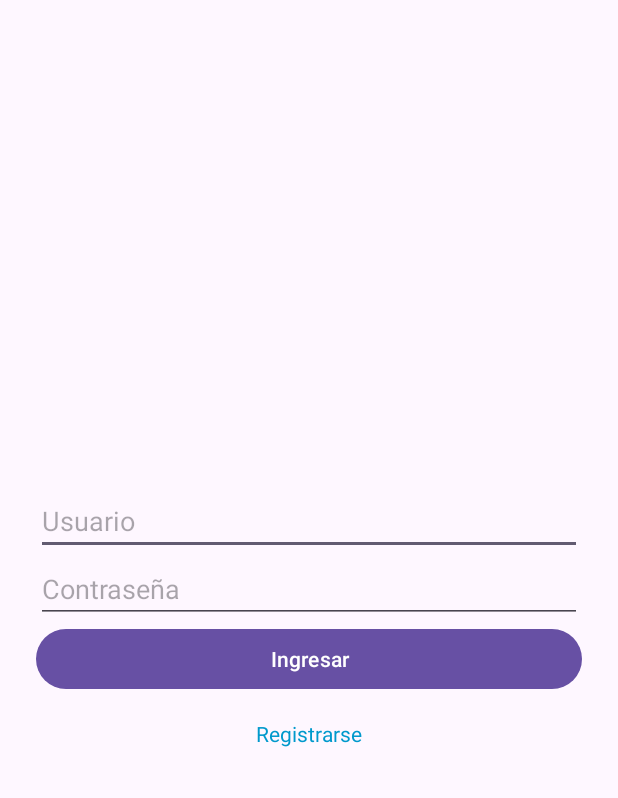
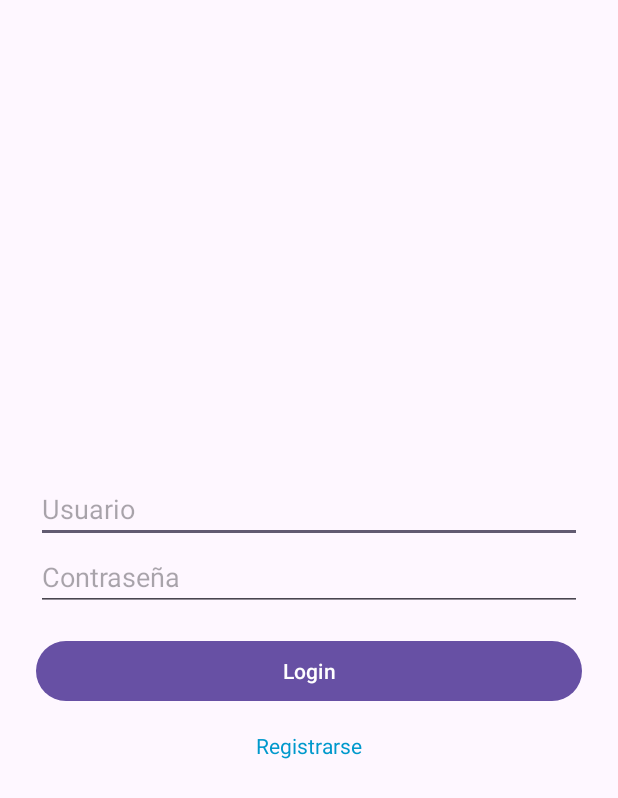
Before and after one commit to ariasuriel12/TPGrupoM, an Android app built with Jetpack Compose: the layout activity_login.xml on its own in the app's theme, with its tools: preview values and no code run, on a phone screen of 412 x 824 dp. Shown: the top 798 px of the screen. Run offline under Robolectric (Android 15) with nearby library versions, the phone set to English and light mode, and no system bars.

Commit message:
Implementa Login, Registro, Lista y Detalle funcional

```diff
--- a/app/src/main/java/com/example/climaapp/LoginActivity.kt
+++ b/app/src/main/java/com/example/climaapp/LoginActivity.kt
@@ -7,7 +7,6 @@ import android.widget.EditText
 import android.widget.TextView
 import android.widget.Toast
 import androidx.appcompat.app.AppCompatActivity
-import com.example.climaapp.RegistroActivity
 
 class LoginActivity : AppCompatActivity() {
     override fun onCreate(savedInstanceState: Bundle?) {
@@ -25,6 +24,7 @@ class LoginActivity : AppCompatActivity() {
 
             if (user == "admin" && pass == "1234") {
                 startActivity(Intent(this, ListaActivity::class.java))
+                finish()
             } else {
                 Toast.makeText(this, "Usuario o contraseña incorrectos", Toast.LENGTH_SHORT).show()
             }
--- a/app/src/main/res/layout/activity_login.xml
+++ b/app/src/main/res/layout/activity_login.xml
@@ -1,34 +1,36 @@
+<?xml version="1.0" encoding="utf-8"?>
 <LinearLayout xmlns:android="http://schemas.android.com/apk/res/android"
+android:layout_width="match_parent"
+android:layout_height="match_parent"
 android:orientation="vertical"
 android:padding="24dp"
-    android:gravity="center"
-    android:layout_width="match_parent"
-    android:layout_height="match_parent">
+android:gravity="center">
 
 <EditText
     android:id="@+id/etUser"
-        android:hint="Usuario"
     android:layout_width="match_parent"
-        android:layout_height="wrap_content"/>
+    android:layout_height="wrap_content"
+    android:hint="Usuario"/>
 
 <EditText
     android:id="@+id/etPass"
+    android:layout_width="match_parent"
+    android:layout_height="wrap_content"
     android:hint="Contraseña"
-        android:inputType="textPassword"
-        android:layout_width="match_parent"
-        android:layout_height="wrap_content"/>
+    android:inputType="textPassword"/>
 
 <Button
     android:id="@+id/btnLogin"
-        android:text="Ingresar"
     android:layout_width="match_parent"
-        android:layout_height="wrap_content"/>
+    android:layout_height="wrap_content"
+    android:text="Login"
+    android:layout_marginTop="16dp"/>
 
 <TextView
     android:id="@+id/txtRegister"
+    android:layout_width="wrap_content"
+    android:layout_height="wrap_content"
     android:text="Registrarse"
     android:textColor="@android:color/holo_blue_dark"
-        android:layout_marginTop="16dp"
-        android:layout_width="wrap_content"
-        android:layout_height="wrap_content"/>
+    android:layout_marginTop="16dp"/>
 </LinearLayout>
--- a/app/src/main/res/layout/activity_main.xml
+++ b/app/src/main/res/layout/activity_main.xml
@@ -1,5 +1,6 @@
 <?xml version="1.0" encoding="utf-8"?>
 <LinearLayout xmlns:android="http://schemas.android.com/apk/res/android"
+    android:id="@+id/main"
     android:layout_width="match_parent"
     android:layout_height="match_parent"
     android:orientation="vertical"
```
Also changed, not shown: app/src/main/AndroidManifest.xml (+8 -6 lines), app/src/main/java/com/example/climaapp/DetalleActivity.kt (+4 -3 lines), app/src/main/java/com/example/climaapp/ListaActivity.kt (+10 -7 lines), app/src/main/java/com/example/climaapp/MainActivity.kt (+6 -12 lines), app/src/main/java/com/example/climaapp/RegistroActivity.kt (+9 -8 lines), app/src/main/res/layout/activity_detalle.xml (+5 -13 lines), app/src/main/res/layout/activity_lista.xml (+9 -15 lines), app/src/main/res/layout/activity_registro.xml (+22 -20 lines). Lines whose indentation alone changed are shown as unchanged.
